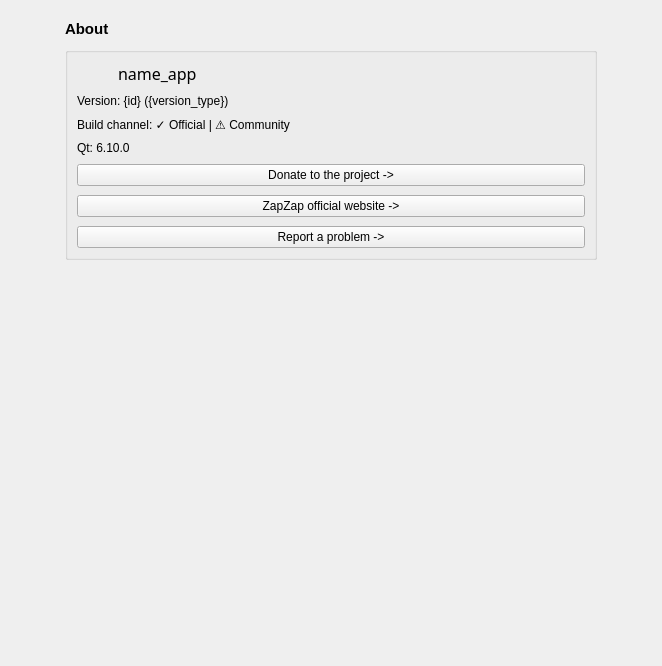
This is zapzap/ui/ui_page_about.ui in rafatosta/zapzap as Qt 5 draws it before an edit. The edited form follows.
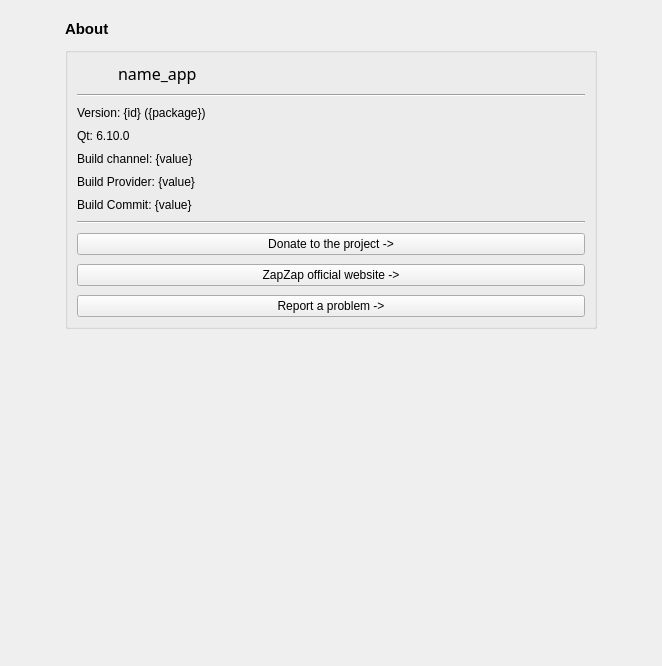
This is the edited form.

Commit message: Update About Page

```diff
--- a/zapzap/ui/ui_page_about.ui
+++ b/zapzap/ui/ui_page_about.ui
@@ -81,24 +81,17 @@
              <property name="spacing">
               <number>9</number>
              </property>
-             <item row="3" column="0">
-              <widget class="QLabel" name="qt_version">
+             <item row="5" column="0">
+              <widget class="QLabel" name="labelBuildProvider">
                <property name="text">
-                <string>Qt: 6.10.0</string>
+                <string>Build Provider: {value}</string>
                </property>
               </widget>
              </item>
-             <item row="1" column="0">
-              <widget class="QLabel" name="version_app">
+             <item row="6" column="0">
+              <widget class="QLabel" name="labelBuildCommit">
                <property name="text">
-                <string>Version: {id} ({version_type})</string>
-               </property>
-              </widget>
-             </item>
-             <item row="2" column="0">
-              <widget class="QLabel" name="label_4">
-               <property name="text">
-                <string>Build channel: ✓ Official | ⚠ Community</string>
+                <string>Build Commit: {value}</string>
                </property>
               </widget>
              </item>
@@ -142,21 +135,42 @@
                </item>
               </layout>
              </item>
-             <item row="5" column="0">
+             <item row="9" column="0">
               <widget class="QPushButton" name="btnLeanMore">
                <property name="text">
                 <string>ZapZap official website -&gt;</string>
                </property>
               </widget>
              </item>
-             <item row="6" column="0">
+             <item row="7" column="0">
+              <widget class="Line" name="line">
+               <property name="orientation">
+                <enum>Qt::Orientation::Horizontal</enum>
+               </property>
+              </widget>
+             </item>
+             <item row="4" column="0">
+              <widget class="QLabel" name="labelBuildChannel">
+               <property name="text">
+                <string>Build channel: {value}</string>
+               </property>
+              </widget>
+             </item>
+             <item row="2" column="0">
+              <widget class="QLabel" name="version_app">
+               <property name="text">
+                <string>Version: {id} ({package})</string>
+               </property>
+              </widget>
+             </item>
+             <item row="10" column="0">
               <widget class="QPushButton" name="btnReportIssue">
                <property name="text">
                 <string>Report a problem -&gt;</string>
                </property>
               </widget>
              </item>
-             <item row="4" column="0">
+             <item row="8" column="0">
               <widget class="QPushButton" name="btnDonate">
                <property name="text">
                 <string>Donate to the project -&gt;</string>
@@ -166,6 +180,20 @@
                </property>
               </widget>
              </item>
+             <item row="3" column="0">
+              <widget class="QLabel" name="qt_version">
+               <property name="text">
+                <string>Qt: 6.10.0</string>
+               </property>
+              </widget>
+             </item>
+             <item row="1" column="0">
+              <widget class="Line" name="line_2">
+               <property name="orientation">
+                <enum>Qt::Orientation::Horizontal</enum>
+               </property>
+              </widget>
+             </item>
             </layout>
            </widget>
           </item>
```
The commit also changes 2 other files.
